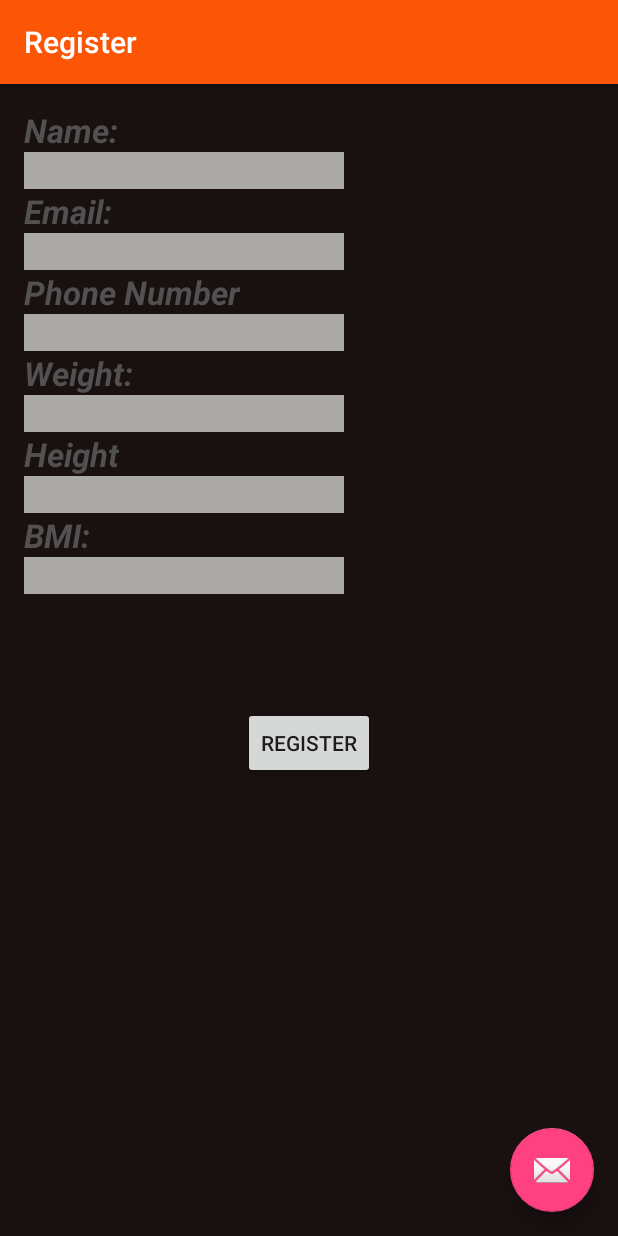
After one commit to ChadFunckes/FitnessApplication, an Android app: the Register screen opened directly, with no data from a screen before it, on a phone screen of 412 x 824 dp. The commit adds this screen. Run offline under Robolectric (Android 15) with nearby library versions, the phone set to English and light mode, and no system bars; 7 statements that could not run were skipped.

Commit message:
Register activity done

```diff
--- a/app/src/main/java/ismgapps/fitnessapplication/LogIn.java
+++ b/app/src/main/java/ismgapps/fitnessapplication/LogIn.java
@@ -3,6 +3,10 @@ package ismgapps.fitnessapplication;
 import android.content.Intent;
 import android.support.v7.app.AppCompatActivity;
 import android.os.Bundle;
+import android.view.View;
+import android.widget.Button;
+import android.widget.EditText;
+
 
 public class LogIn extends AppCompatActivity {
 
@@ -13,8 +17,12 @@ public class LogIn extends AppCompatActivity {
         super.onCreate(savedInstanceState);
         setContentView(R.layout.log_in);
 
-        Intent intent = getIntent();
+       Intent intent = getIntent();
 
         // this is a test yadda ydaa dadda
     }
+    public void Register (View view){
+        Intent i = new Intent(this, Register.class);
+        startActivity(i);
+    }
 }
--- a/app/src/main/java/ismgapps/fitnessapplication/MainActivity.java
+++ b/app/src/main/java/ismgapps/fitnessapplication/MainActivity.java
@@ -68,8 +68,8 @@ public class MainActivity extends AppCompatActivity
         dbWrite = dBhandler.getWritableDatabase();
         // Instantiate the User
         user = new User(sharedPreferences); // build user based on stored preferences
-        user.buildDummy(dbWrite); // @TODO build dummy gets a fake user from the database...delete this after login section is working
-        //user.logOut();
+        //user.buildDummy(dbWrite); // @TODO build dummy gets a fake user from the database...delete this after login section is working
+        user.logOut();
         // check if the user is logged in...if name is null then no user is loggedIn
         if (sharedPreferences.getString("name", null) == null){
             Intent intent = new Intent(this, LogIn.class);
--- /dev/null
+++ b/app/src/main/java/ismgapps/fitnessapplication/Register.java
@@ -0,0 +1,43 @@
+package ismgapps.fitnessapplication;
+
+import android.os.Bundle;
+import android.support.design.widget.FloatingActionButton;
+import android.support.design.widget.Snackbar;
+import android.support.v7.app.AppCompatActivity;
+import android.support.v7.widget.Toolbar;
+import android.text.Editable;
+import android.view.View;
+import android.widget.Button;
+import android.widget.EditText;
+
+public class Register extends AppCompatActivity {
+
+
+    //Link variable with layout
+    //declare variable
+    EditText username = (EditText)findViewById(R.id.editTextUsername);
+    EditText email = (EditText)findViewById(R.id.editTextemail);
+    EditText phone = (EditText)findViewById(R.id.editTextPhone);
+    EditText weight = (EditText)findViewById(R.id.editTextWight);
+    EditText height = (EditText)findViewById(R.id.editTextHeight);
+    EditText bmi = (EditText)findViewById(R.id.editTextBMI);
+    Button register = (Button)findViewById(R.id.Register);
+
+    @Override
+    protected void onCreate(Bundle savedInstanceState) {
+        super.onCreate(savedInstanceState);
+        setContentView(R.layout.activity_register);
+        Toolbar toolbar = (Toolbar) findViewById(R.id.toolbar);
+        setSupportActionBar(toolbar);
+
+        FloatingActionButton fab = (FloatingActionButton) findViewById(R.id.fab);
+        fab.setOnClickListener(new View.OnClickListener() {
+            @Override
+            public void onClick(View view) {
+                Snackbar.make(view, "Replace with your own action", Snackbar.LENGTH_LONG)
+                        .setAction("Action", null).show();
+            }
+        });
+    }
+
+}
--- /dev/null
+++ b/app/src/main/res/layout/activity_register.xml
@@ -0,0 +1,174 @@
+<?xml version="1.0" encoding="utf-8"?>
+<android.support.design.widget.CoordinatorLayout
+    xmlns:android="http://schemas.android.com/apk/res/android"
+    xmlns:app="http://schemas.android.com/apk/res-auto"
+    xmlns:tools="http://schemas.android.com/tools" android:layout_width="match_parent"
+    android:layout_height="match_parent" android:fitsSystemWindows="true"
+    tools:context="ismgapps.fitnessapplication.Register"
+    android:background="#191010">
+
+    <android.support.design.widget.AppBarLayout android:layout_height="wrap_content"
+        android:layout_width="match_parent" android:theme="@style/AppTheme.AppBarOverlay">
+
+        <android.support.v7.widget.Toolbar android:id="@+id/toolbar"
+            android:layout_width="match_parent" android:layout_height="?attr/actionBarSize"
+            android:background="?attr/colorPrimary" app:popupTheme="@style/AppTheme.PopupOverlay" />
+
+    </android.support.design.widget.AppBarLayout>
+
+    <RelativeLayout
+        android:layout_width="match_parent"
+        android:layout_height="match_parent"
+        android:paddingLeft="@dimen/activity_horizontal_margin"
+        android:paddingRight="@dimen/activity_horizontal_margin"
+        android:paddingTop="@dimen/activity_vertical_margin"
+        android:paddingBottom="@dimen/activity_vertical_margin"
+        app:layout_behavior="@string/appbar_scrolling_view_behavior"
+        tools:showIn="@layout/activity_register"
+        tools:context="ismgapps.fitnessapplication.Register"
+        android:background="#191010">
+
+        <EditText
+            android:layout_width="wrap_content"
+            android:layout_height="wrap_content"
+            android:inputType="textPersonName"
+            android:ems="10"
+            android:id="@+id/editTextUsername"
+            android:textColor="#525050"
+            android:layout_below="@+id/Username"
+            android:layout_alignParentStart="true"
+            android:background="#aba8a8" />
+
+        <TextView
+            android:layout_width="wrap_content"
+            android:layout_height="wrap_content"
+            android:textAppearance="?android:attr/textAppearanceLarge"
+            android:text="Name:"
+            android:id="@+id/Username"
+            android:layout_alignParentTop="true"
+            android:layout_alignParentStart="true"
+            android:textStyle="bold|italic"
+            android:textColor="#525050" />
+
+        <TextView
+            android:layout_width="wrap_content"
+            android:layout_height="wrap_content"
+            android:textAppearance="?android:attr/textAppearanceLarge"
+            android:text="Email:"
+            android:id="@+id/email"
+            android:textStyle="bold|italic"
+            android:textColor="#525050"
+            android:layout_below="@+id/editTextUsername"
+            android:layout_alignParentStart="true" />
+
+        <EditText
+            android:layout_width="wrap_content"
+            android:layout_height="wrap_content"
+            android:inputType="textEmailAddress"
+            android:ems="10"
+            android:id="@+id/editTextemail"
+            android:layout_below="@+id/email"
+            android:layout_alignParentStart="true"
+            android:background="#aba8a8" />
+
+        <TextView
+            android:layout_width="wrap_content"
+            android:layout_height="wrap_content"
+            android:textAppearance="?android:attr/textAppearanceLarge"
+            android:text="Phone Number"
+            android:id="@+id/PhoneNumber"
+            android:textStyle="bold|italic"
+            android:textColor="#525050"
+            android:layout_below="@+id/editTextemail"
+            android:layout_alignParentStart="true" />
+
+        <EditText
+            android:layout_width="wrap_content"
+            android:layout_height="wrap_content"
+            android:inputType="phone"
+            android:ems="10"
+            android:id="@+id/editTextPhone"
+            android:layout_below="@+id/PhoneNumber"
+            android:layout_alignParentStart="true"
+            android:background="#aba8a8" />
+
+        <TextView
+            android:layout_width="wrap_content"
+            android:layout_height="wrap_content"
+            android:textAppearance="?android:attr/textAppearanceLarge"
+            android:text="Weight:"
+            android:id="@+id/Weight"
+            android:textStyle="bold|italic"
+            android:textColor="#525050"
+            android:layout_below="@+id/editTextPhone"
+            android:layout_alignParentStart="true" />
+
+        <EditText
+            android:layout_width="wrap_content"
+            android:layout_height="wrap_content"
+            android:inputType="number"
+            android:ems="10"
+            android:id="@+id/editTextWight"
+            android:layout_below="@+id/Weight"
+            android:layout_alignParentStart="true"
+            android:background="#aba8a8" />
+
+        <TextView
+            android:layout_width="wrap_content"
+            android:layout_height="wrap_content"
+            android:textAppearance="?android:attr/textAppearanceLarge"
+            android:text="Height"
+            android:id="@+id/Height"
+            android:textStyle="bold|italic"
+            android:textColor="#525050"
+            android:layout_below="@+id/editTextWight"
+            android:layout_alignParentStart="true" />
+
+        <EditText
+            android:layout_width="wrap_content"
+            android:layout_height="wrap_content"
+            android:inputType="number"
+            android:ems="10"
+            android:id="@+id/editTextHeight"
+            android:background="#aba8a8"
+            android:layout_below="@+id/Height"
+            android:layout_alignParentStart="true" />
+
+        <TextView
+            android:layout_width="wrap_content"
+            android:layout_height="wrap_content"
+            android:textAppearance="?android:attr/textAppearanceLarge"
+            android:text="BMI:"
+            android:id="@+id/BMI"
+            android:textStyle="bold|italic"
+            android:textColor="#525050"
+            android:layout_below="@+id/editTextHeight"
+            android:layout_alignParentStart="true" />
+
+        <EditText
+            android:layout_width="wrap_content"
+            android:layout_height="wrap_content"
+            android:inputType="number"
+            android:ems="10"
+            android:id="@+id/editTextBMI"
+            android:background="#aba8a8"
+            android:layout_below="@+id/BMI"
+            android:layout_alignParentStart="true" />
+
+        <Button
+            android:layout_width="wrap_content"
+            android:layout_height="wrap_content"
+            android:text="Register"
+            android:id="@+id/Register"
+            android:layout_below="@+id/editTextBMI"
+            android:layout_centerHorizontal="true"
+            android:layout_marginTop="75dp" />
+
+    </RelativeLayout>
+
+    <android.support.design.widget.FloatingActionButton android:id="@+id/fab"
+        android:layout_width="wrap_content" android:layout_height="wrap_content"
+        android:layout_gravity="bottom|end" android:layout_margin="@dimen/fab_margin"
+        android:src="@android:drawable/ic_dialog_email" />
+
+</android.support.design.widget.CoordinatorLayout>
--- /dev/null
+++ b/app/src/main/res/layout/content_register.xml
@@ -0,0 +1,12 @@
+<?xml version="1.0" encoding="utf-8"?>
+<RelativeLayout xmlns:android="http://schemas.android.com/apk/res/android"
+    xmlns:tools="http://schemas.android.com/tools"
+    xmlns:app="http://schemas.android.com/apk/res-auto" android:layout_width="match_parent"
+    android:layout_height="match_parent" android:paddingLeft="@dimen/activity_horizontal_margin"
+    android:paddingRight="@dimen/activity_horizontal_margin"
+    android:paddingTop="@dimen/activity_vertical_margin"
+    android:paddingBottom="@dimen/activity_vertical_margin"
+    app:layout_behavior="@string/appbar_scrolling_view_behavior"
+    tools:showIn="@layout/activity_register" tools:context="ismgapps.fitnessapplication.Register">
+
+</RelativeLayout>
--- a/app/src/main/res/layout/log_in.xml
+++ b/app/src/main/res/layout/log_in.xml
@@ -21,7 +21,7 @@
     <EditText
         android:layout_width="wrap_content"
         android:layout_height="wrap_content"
-        android:id="@+id/editText"
+        android:id="@+id/name"
         android:layout_below="@+id/textView2"
         android:layout_alignParentStart="true"
         android:hint="Enter the user name"
@@ -33,7 +33,7 @@
         android:textAppearance="?android:attr/textAppearanceLarge"
         android:text="Password:"
         android:id="@+id/textView3"
-        android:layout_below="@+id/editText"
+        android:layout_below="@+id/name"
         android:layout_alignParentStart="true"
         android:layout_marginTop="41dp" />
 
@@ -42,7 +42,7 @@
         android:layout_height="wrap_content"
         android:inputType="textPassword"
         android:ems="10"
-        android:id="@+id/editText2"
+        android:id="@+id/password"
         android:layout_below="@+id/textView3"
         android:layout_alignParentStart="true"
         android:hint="Enter your password" />
@@ -51,7 +51,6 @@
         android:layout_width="wrap_content"
         android:layout_height="wrap_content"
         android:text="Login"
-        android:onClick="BMI"
         android:id="@+id/button"
         android:layout_alignTop="@+id/button3"
         android:layout_alignEnd="@+id/textView2" />
@@ -60,9 +59,9 @@
         android:layout_width="wrap_content"
         android:layout_height="wrap_content"
         android:text="Register"
-        android:onClick="Thamer"
+        android:onClick="Register"
         android:id="@+id/button3"
         android:layout_alignParentBottom="true"
-        android:layout_toEndOf="@+id/editText2"
+        android:layout_toEndOf="@+id/password"
         android:layout_marginBottom="40dp" />
 </RelativeLayout>
--- a/app/src/main/res/values/strings.xml
+++ b/app/src/main/res/values/strings.xml
@@ -6,4 +6,5 @@
     <string name="action_settings">Settings</string>
     <string name="LogIn">Log In</string>
     <string name="title_activity_workout">Workout List</string>
+    <string name="title_activity_register">Register</string>
 </resources>
```
Also changed, not shown: app/src/main/AndroidManifest.xml (+10 -5 lines).
